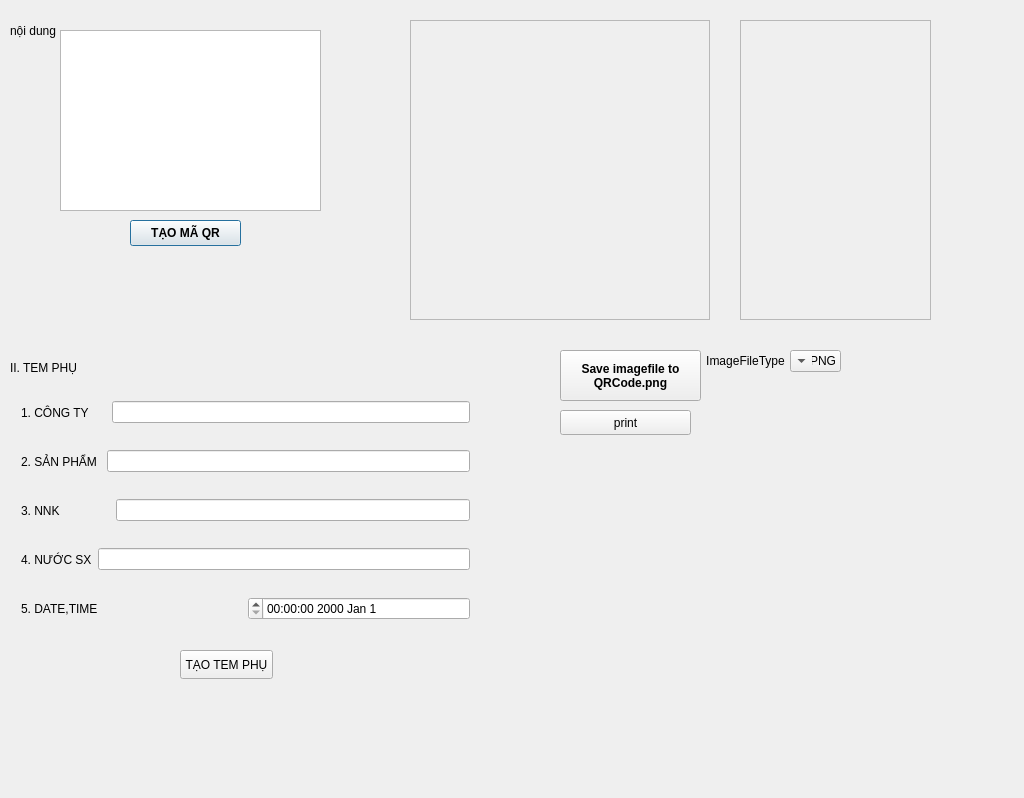
Qt form mainwindow.ui (trandinhchuong/-QRCode_Generator) before a commit.
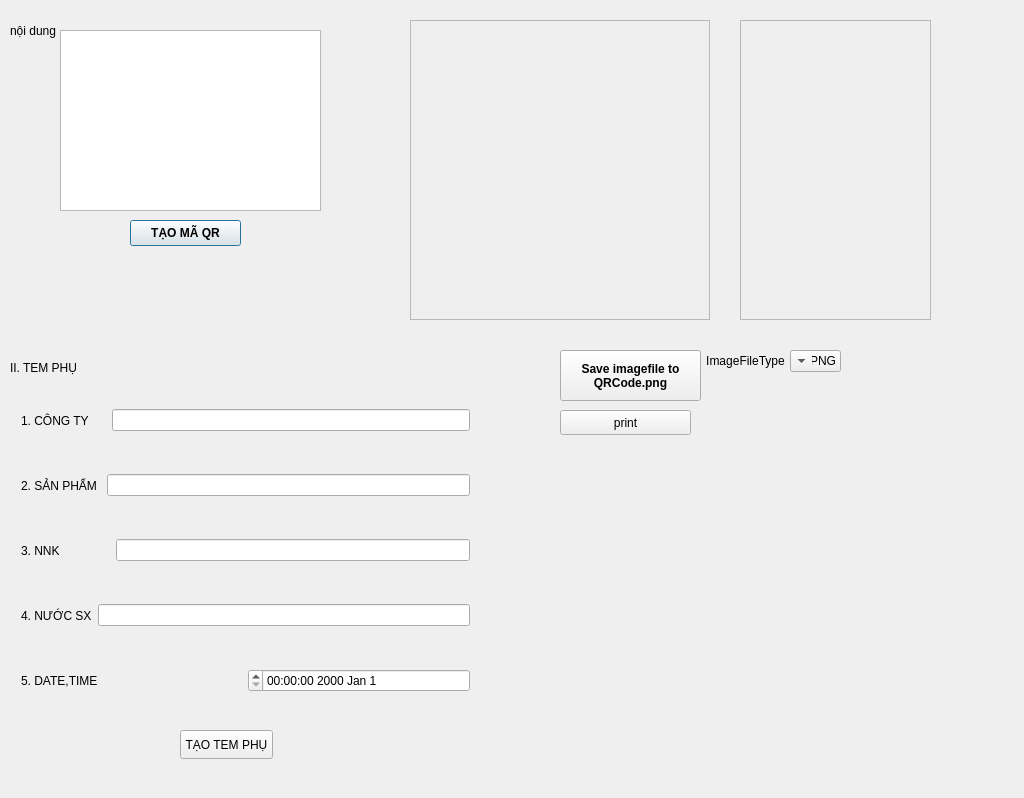
The same form after that commit.

Commit message: them tem phu

Patch:
```diff
--- a/mainwindow.ui
+++ b/mainwindow.ui
@@ -250,7 +250,7 @@
     <property name="geometry">
      <rect>
       <x>180</x>
-      <y>650</y>
+      <y>730</y>
       <width>93</width>
       <height>29</height>
      </rect>
@@ -259,13 +259,13 @@
      <string>TẠO TEM PHỤ</string>
     </property>
    </widget>
-   <widget class="QWidget" name="">
+   <widget class="QWidget" name="layoutWidget">
     <property name="geometry">
      <rect>
       <x>10</x>
       <y>380</y>
       <width>471</width>
-      <height>261</height>
+      <height>341</height>
      </rect>
     </property>
     <layout class="QVBoxLayout" name="verticalLayout">
```
Left out of the diff: 2 changed lines with no effect on the pictures. The commit also changes 1 other file.
